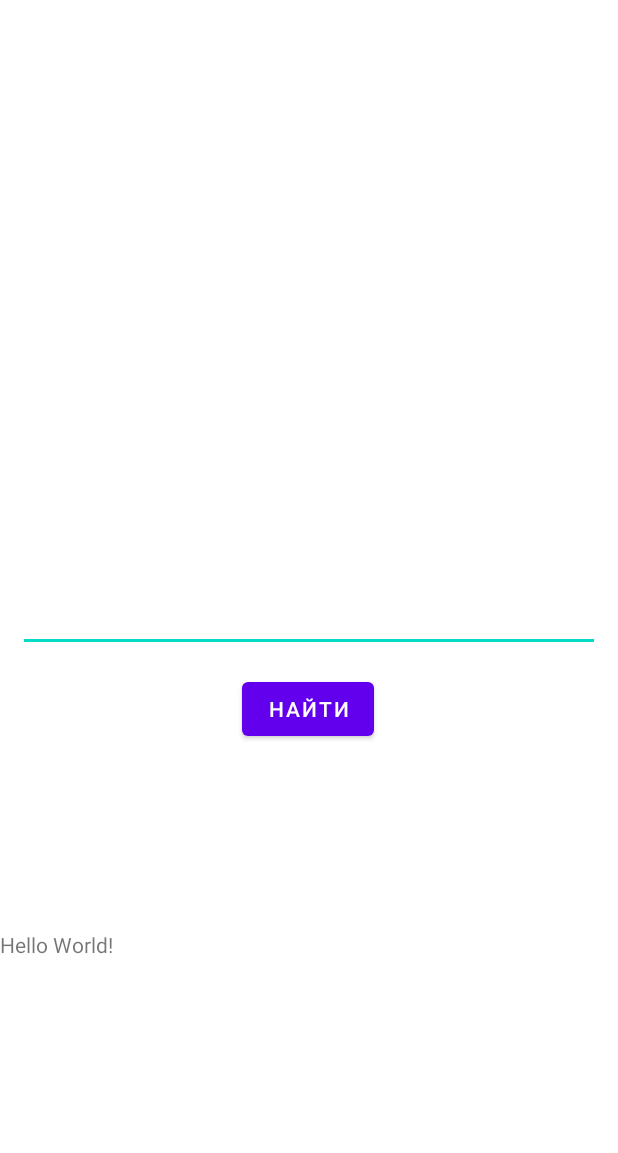
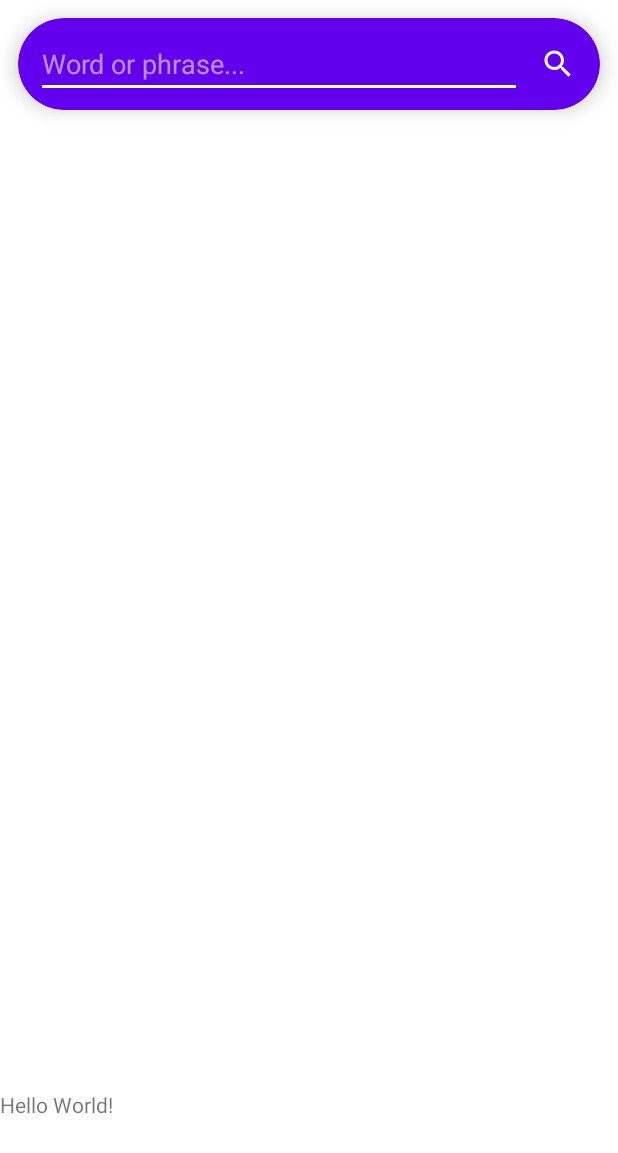
Before and after one commit to vaimon/ProVocab, an Android app: the layout activity_main.xml on its own in the app's theme, with its tools: preview values and no code run, on a phone screen of 412 x 824 dp. Shown: the top 1153 px of the screen. Run offline under Robolectric (Android 15) with nearby library versions, the phone set to English and light mode, and no system bars.

Commit message:
beautiful (but still not elevated...) search card

```diff
--- a/app/build.gradle
+++ b/app/build.gradle
@@ -40,6 +40,7 @@ dependencies {
     implementation 'androidx.appcompat:appcompat:1.3.0'
     implementation 'com.google.android.material:material:1.4.0'
     implementation 'androidx.constraintlayout:constraintlayout:2.0.4'
+    implementation "androidx.cardview:cardview:1.0.0"
     implementation "org.jetbrains.kotlinx:kotlinx-coroutines-android:1.6.0"
     implementation 'com.squareup.retrofit2:retrofit:2.9.0'
     implementation 'org.jsoup:jsoup:1.13.1'
--- a/app/src/main/AndroidManifest.xml
+++ b/app/src/main/AndroidManifest.xml
@@ -10,7 +10,8 @@
         android:label="@string/app_name"
         android:roundIcon="@mipmap/ic_launcher_round"
         android:supportsRtl="true"
-        android:theme="@style/Theme.ProVocab">
+        android:theme="@style/Theme.ProVocab"
+        android:hardwareAccelerated="true">
         <activity
             android:name=".screens.home.MainActivity"
             android:exported="true">
--- a/app/src/main/java/ru/vaimon/provocab/screens/home/MainActivity.kt
+++ b/app/src/main/java/ru/vaimon/provocab/screens/home/MainActivity.kt
@@ -1,7 +1,11 @@
 package ru.vaimon.provocab.screens.home
 
+import android.content.Context
 import androidx.appcompat.app.AppCompatActivity
 import android.os.Bundle
+import android.util.TypedValue
+import android.view.inputmethod.EditorInfo
+import android.view.inputmethod.InputMethodManager
 import ru.vaimon.provocab.databinding.ActivityMainBinding
 import ru.vaimon.provocab.models.CambridgeDefinition
 import ru.vaimon.provocab.models.Translation
@@ -33,6 +37,16 @@ class MainActivity : AppCompatActivity(), MainContract.View {
         binding.btnSearch.setOnClickListener {
             mPresenter.startWordSearch(binding.etWord.text.toString())
         }
+
+        binding.etWord.setOnEditorActionListener { _, i, _ ->
+            if(i == EditorInfo.IME_ACTION_SEARCH){
+                mPresenter.startWordSearch(binding.etWord.text.toString())
+                val inputMethodManager = applicationContext.getSystemService(INPUT_METHOD_SERVICE) as InputMethodManager
+                inputMethodManager.hideSoftInputFromWindow(binding.etWord.windowToken,0)
+                return@setOnEditorActionListener true
+            }
+            return@setOnEditorActionListener false
+        }
     }
 
     override fun showLoadingState() {
--- /dev/null
+++ b/app/src/main/res/drawable/ic_search_24.xml
@@ -0,0 +1,10 @@
+<vector xmlns:android="http://schemas.android.com/apk/res/android"
+    android:width="24dp"
+    android:height="24dp"
+    android:viewportWidth="24"
+    android:viewportHeight="24"
+    android:tint="?attr/colorControlNormal">
+  <path
+      android:fillColor="@android:color/white"
+      android:pathData="M15.5,14h-0.79l-0.28,-0.27C15.41,12.59 16,11.11 16,9.5 16,5.91 13.09,3 9.5,3S3,5.91 3,9.5 5.91,16 9.5,16c1.61,0 3.09,-0.59 4.23,-1.57l0.27,0.28v0.79l5,4.99L20.49,19l-4.99,-5zM9.5,14C7.01,14 5,11.99 5,9.5S7.01,5 9.5,5 14,7.01 14,9.5 11.99,14 9.5,14z"/>
+</vector>
--- a/app/src/main/res/layout/activity_main.xml
+++ b/app/src/main/res/layout/activity_main.xml
@@ -6,35 +6,70 @@
     android:layout_height="match_parent"
     tools:context=".screens.home.MainActivity">
 
-    <EditText
-        android:id="@+id/etWord"
+    <com.google.android.material.card.MaterialCardView
+        android:id="@+id/cardView"
         android:layout_width="match_parent"
         android:layout_height="wrap_content"
+        android:layout_margin="12dp"
         app:layout_constraintBottom_toBottomOf="parent"
+        app:layout_constraintEnd_toEndOf="parent"
+        app:layout_constraintStart_toStartOf="parent"
         app:layout_constraintTop_toTopOf="parent"
-        android:layout_margin="12dp"
-        />
+        app:layout_constraintVertical_bias="0"
+        app:cardBackgroundColor="?colorPrimary"
+        app:cardCornerRadius="32dp"
+        app:cardElevation="8dp"
+        >
 
-    <Button
-        android:id="@+id/btnSearch"
-        android:layout_width="wrap_content"
-        android:layout_height="wrap_content"
-        android:text="@string/search"
-        app:layout_constraintBottom_toTopOf="@+id/tvResult"
-        app:layout_constraintEnd_toEndOf="parent"
-        app:layout_constraintHorizontal_bias="0.498"
-        app:layout_constraintStart_toStartOf="parent"
-        app:layout_constraintTop_toBottomOf="@+id/etWord"
-        app:layout_constraintVertical_bias="0.1" />
+        <LinearLayout
+            android:layout_width="match_parent"
+            android:layout_height="match_parent"
+            android:orientation="horizontal"
+            android:paddingStart="12dp"
+            android:paddingEnd="12dp"
+            android:paddingTop="8dp"
+            android:paddingBottom="8dp"
+            >
+
+            <EditText
+                android:id="@+id/etWord"
+                android:layout_width="0dp"
+                android:layout_height="wrap_content"
+                android:layout_weight="1"
+                android:backgroundTint="@color/white"
+                android:foregroundTint="@color/white"
+                android:hint="@string/word_or_phrase"
+                android:imeOptions="actionSearch"
+                android:importantForAutofill="no"
+                android:inputType="text"
+                android:lines="1"
+                android:maxLines="1"
+                android:textColor="@color/white"
+                android:textColorHint="#90FFFFFF" />
+
+            <ImageButton
+                android:id="@+id/btnSearch"
+                android:layout_width="32dp"
+                android:layout_height="32dp"
+                android:layout_gravity="center"
+                android:layout_marginStart="8dp"
+                android:background="?attr/selectableItemBackgroundBorderless"
+                android:contentDescription="@string/button_search"
+                android:src="@drawable/ic_search_24"
+                app:tint="@color/white" />
+        </LinearLayout>
+    </com.google.android.material.card.MaterialCardView>
+
 
     <TextView
         android:id="@+id/tvResult"
         android:layout_width="match_parent"
         android:layout_height="wrap_content"
+        android:layout_marginTop="648dp"
         android:text="Hello World!"
         app:layout_constraintBottom_toBottomOf="parent"
         app:layout_constraintLeft_toLeftOf="parent"
         app:layout_constraintRight_toRightOf="parent"
-        app:layout_constraintTop_toBottomOf="@+id/etWord" />
+        app:layout_constraintTop_toTopOf="parent" />
 
 </androidx.constraintlayout.widget.ConstraintLayout>
--- a/app/src/main/res/values/strings.xml
+++ b/app/src/main/res/values/strings.xml
@@ -1,4 +1,6 @@
 <resources>
     <string name="app_name">ProVocab</string>
     <string name="search">Найти</string>
+    <string name="button_search">Кнопка поиска</string>
+    <string name="word_or_phrase">Word or phrase...</string>
 </resources>
--- a/app/src/main/res/values/themes.xml
+++ b/app/src/main/res/values/themes.xml
@@ -1,6 +1,6 @@
 <resources xmlns:tools="http://schemas.android.com/tools">
     <!-- Base application theme. -->
-    <style name="Theme.ProVocab" parent="Theme.MaterialComponents.DayNight.DarkActionBar">
+    <style name="Theme.ProVocab" parent="Theme.MaterialComponents.DayNight.NoActionBar">
         <!-- Primary brand color. -->
         <item name="colorPrimary">@color/purple_500</item>
         <item name="colorPrimaryVariant">@color/purple_700</item>
@@ -13,4 +13,10 @@
         <item name="android:statusBarColor" tools:targetApi="l">?attr/colorPrimaryVariant</item>
         <!-- Customize your theme here. -->
     </style>
+
+    <style name="ThemeOverlay.ProVocab.SearchCard" parent="Widget.MaterialComponents.CardView">
+        <item name="android:colorBackground">?colorPrimary</item>
+        <item name="cornerFamily">rounded</item>
+        <item name="cornerRadius">16dp</item>
+    </style>
 </resources>
```
